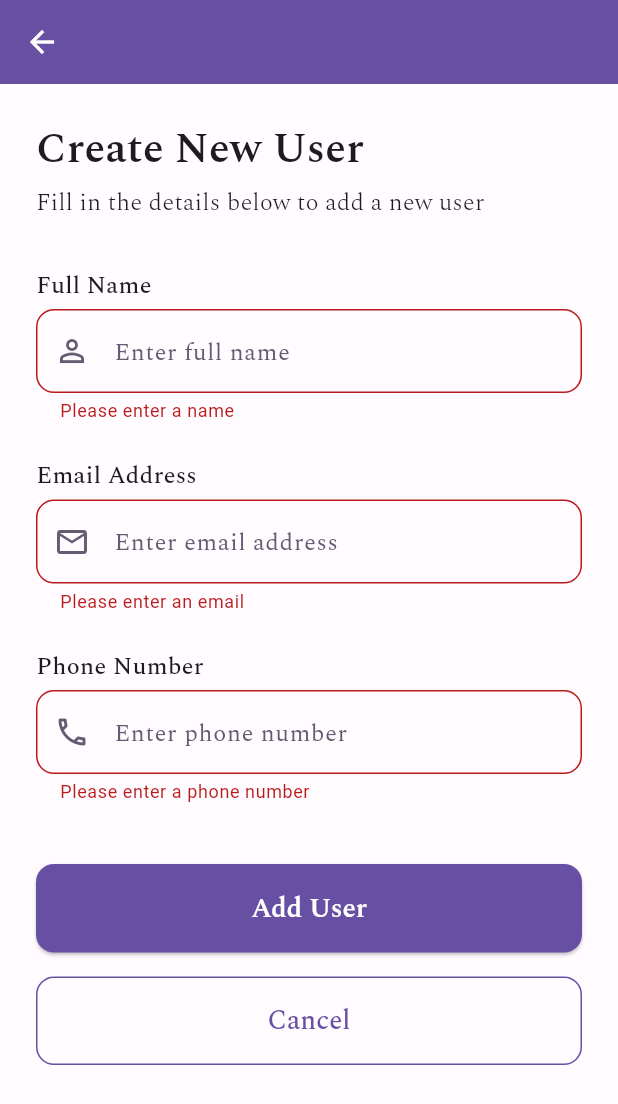
After one commit to Chloe-R-Rowley/user_app, a Flutter app: the UserFormPage screen opened directly, after a tap on "Add User", on a phone screen of 412 x 824 dp. The commit adds this screen. Shown: the top 1104 px of the screen. Run offline on Flutter 3.47's test engine with Material 3 defaults, Android fonts, the phone set to English and light mode, and no system bars.

Commit message:
user form page

```diff
--- a/lib/screens/home_page.dart
+++ b/lib/screens/home_page.dart
@@ -1,5 +1,6 @@
 import 'package:flutter/material.dart';
 import '../components/user_card.dart';
+import 'user_form_page.dart';
 
 class HomePage extends StatelessWidget {
   const HomePage({super.key});
@@ -113,6 +114,17 @@ class HomePage extends StatelessWidget {
 
     return Scaffold(
       backgroundColor: colorScheme.surface,
+      floatingActionButton: FloatingActionButton(
+        onPressed: () {
+          Navigator.push(
+            context,
+            MaterialPageRoute(builder: (context) => const UserFormPage()),
+          );
+        },
+        backgroundColor: colorScheme.primary,
+        foregroundColor: colorScheme.onPrimary,
+        child: const Icon(Icons.add),
+      ),
       body: SafeArea(
         child: Padding(
           padding: const EdgeInsets.all(24.0),
--- /dev/null
+++ b/lib/screens/user_form_page.dart
@@ -0,0 +1,292 @@
+import 'package:flutter/material.dart';
+
+class UserFormPage extends StatefulWidget {
+  const UserFormPage({super.key});
+
+  @override
+  State<UserFormPage> createState() => _UserFormPageState();
+}
+
+class _UserFormPageState extends State<UserFormPage> {
+  final _formKey = GlobalKey<FormState>();
+  final _nameController = TextEditingController();
+  final _emailController = TextEditingController();
+  final _phoneController = TextEditingController();
+
+  @override
+  void dispose() {
+    _nameController.dispose();
+    _emailController.dispose();
+    _phoneController.dispose();
+    super.dispose();
+  }
+
+  void _submitForm() {
+    if (_formKey.currentState!.validate()) {
+      final userData = {
+        'name': _nameController.text,
+        'email': _emailController.text,
+        'phone': _phoneController.text,
+      };
+
+      ScaffoldMessenger.of(context).showSnackBar(
+        SnackBar(
+          content: Text(
+            'User ${userData['name']} added successfully!',
+            style: TextStyle(
+              color: Theme.of(context).colorScheme.onPrimary,
+              fontFamily: 'Spectral',
+              fontWeight: FontWeight.w500,
+            ),
+          ),
+          backgroundColor: Theme.of(context).colorScheme.primary,
+        ),
+      );
+
+      Navigator.pop(context);
+    }
+  }
+
+  @override
+  Widget build(BuildContext context) {
+    final colorScheme = Theme.of(context).colorScheme;
+
+    return Scaffold(
+      backgroundColor: colorScheme.surface,
+      appBar: AppBar(
+        backgroundColor: colorScheme.primary,
+        foregroundColor: colorScheme.onPrimary,
+        elevation: 0,
+      ),
+      body: SafeArea(
+        child: SingleChildScrollView(
+          padding: const EdgeInsets.all(24.0),
+          child: Form(
+            key: _formKey,
+            child: Column(
+              crossAxisAlignment: CrossAxisAlignment.start,
+              children: [
+                Text(
+                  'Create New User',
+                  style: TextStyle(
+                    fontSize: 28,
+                    fontWeight: FontWeight.w600,
+                    color: colorScheme.onSurface,
+                    fontFamily: 'Spectral',
+                  ),
+                ),
+
+                const SizedBox(height: 4),
+
+                Text(
+                  'Fill in the details below to add a new user',
+                  style: TextStyle(
+                    fontSize: 16,
+                    color: colorScheme.onSurface,
+                    fontFamily: 'Spectral',
+                    fontWeight: FontWeight.w300,
+                  ),
+                ),
+                const SizedBox(height: 32),
+
+                Text(
+                  'Full Name',
+                  style: TextStyle(
+                    fontSize: 16,
+                    fontWeight: FontWeight.w500,
+                    color: colorScheme.onSurface,
+                    fontFamily: 'Spectral',
+                  ),
+                ),
+
+                const SizedBox(height: 4),
+
+                TextFormField(
+                  controller: _nameController,
+                  decoration: InputDecoration(
+                    hintText: 'Enter full name',
+                    hintStyle: TextStyle(
+                      color: colorScheme.secondary,
+                      fontFamily: 'Spectral',
+                      fontSize: 16,
+                    ),
+                    prefixIcon: Icon(
+                      Icons.person_outline,
+                      color: colorScheme.secondary,
+                    ),
+                    border: OutlineInputBorder(
+                      borderRadius: BorderRadius.circular(12),
+                    ),
+                    focusedBorder: OutlineInputBorder(
+                      borderRadius: BorderRadius.circular(12),
+                      borderSide: BorderSide(
+                        color: colorScheme.primary,
+                        width: 2,
+                      ),
+                    ),
+                  ),
+                  validator: (value) {
+                    if (value == null || value.isEmpty) {
+                      return 'Please enter a name';
+                    }
+                    if (value.length < 2) {
+                      return 'Name must be at least 2 characters';
+                    }
+                    return null;
+                  },
+                ),
+
+                const SizedBox(height: 24),
+
+                Text(
+                  'Email Address',
+                  style: TextStyle(
+                    fontSize: 16,
+                    fontWeight: FontWeight.w500,
+                    color: colorScheme.onSurface,
+                    fontFamily: 'Spectral',
+                  ),
+                ),
+
+                const SizedBox(height: 4),
+
+                TextFormField(
+                  controller: _emailController,
+                  keyboardType: TextInputType.emailAddress,
+                  decoration: InputDecoration(
+                    hintText: 'Enter email address',
+                    hintStyle: TextStyle(
+                      color: colorScheme.secondary,
+                      fontFamily: 'Spectral',
+                      fontSize: 16,
+                    ),
+                    prefixIcon: Icon(
+                      Icons.email_outlined,
+                      color: colorScheme.secondary,
+                    ),
+                    border: OutlineInputBorder(
+                      borderRadius: BorderRadius.circular(12),
+                    ),
+                    focusedBorder: OutlineInputBorder(
+                      borderRadius: BorderRadius.circular(12),
+                      borderSide: BorderSide(
+                        color: colorScheme.primary,
+                        width: 2,
+                      ),
+                    ),
+                  ),
+                  validator: (value) {
+                    if (value == null || value.isEmpty) {
+                      return 'Please enter an email';
+                    }
+                    if (!RegExp(
+                      r'^[\w-\.]+@([\w-]+\.)+[\w-]{2,4}$',
+                    ).hasMatch(value)) {
+                      return 'Please enter a valid email';
+                    }
+                    return null;
+                  },
+                ),
+
+                const SizedBox(height: 24),
+
+                Text(
+                  'Phone Number',
+                  style: TextStyle(
+                    fontSize: 16,
+                    fontWeight: FontWeight.w500,
+                    color: colorScheme.onSurface,
+                    fontFamily: 'Spectral',
+                  ),
+                ),
+
+                const SizedBox(height: 4),
+
+                TextFormField(
+                  controller: _phoneController,
+                  keyboardType: TextInputType.phone,
+                  decoration: InputDecoration(
+                    hintText: 'Enter phone number',
+                    hintStyle: TextStyle(
+                      color: colorScheme.secondary,
+                      fontFamily: 'Spectral',
+                      fontSize: 16,
+                    ),
+                    prefixIcon: Icon(
+                      Icons.phone_outlined,
+                      color: colorScheme.secondary,
+                    ),
+                    border: OutlineInputBorder(
+                      borderRadius: BorderRadius.circular(12),
+                    ),
+                    focusedBorder: OutlineInputBorder(
+                      borderRadius: BorderRadius.circular(12),
+                      borderSide: BorderSide(
+                        color: colorScheme.primary,
+                        width: 2,
+                      ),
+                    ),
+                  ),
+                  validator: (value) {
+                    if (value == null || value.isEmpty) {
+                      return 'Please enter a phone number';
+                    }
+                    if (value.length < 10) {
+                      return 'Phone number must be at least 10 digits';
+                    }
+                    return null;
+                  },
+                ),
+                const SizedBox(height: 40),
+
+                SizedBox(
+                  width: double.infinity,
+                  child: ElevatedButton(
+                    onPressed: _submitForm,
+                    style: ElevatedButton.styleFrom(
+                      backgroundColor: colorScheme.primary,
+                      foregroundColor: colorScheme.onPrimary,
+                      padding: const EdgeInsets.symmetric(vertical: 16),
+                      shape: RoundedRectangleBorder(
+                        borderRadius: BorderRadius.circular(12),
+                      ),
+                      textStyle: TextStyle(
+                        fontSize: 18,
+                        fontWeight: FontWeight.w600,
+                        fontFamily: 'Spectral',
+                      ),
+                    ),
+                    child: const Text('Add User'),
+                  ),
+                ),
+
+                const SizedBox(height: 16),
+
+                SizedBox(
+                  width: double.infinity,
+                  child: OutlinedButton(
+                    onPressed: () => Navigator.pop(context),
+                    style: OutlinedButton.styleFrom(
+                      foregroundColor: colorScheme.primary,
+                      side: BorderSide(color: colorScheme.primary),
+                      padding: const EdgeInsets.symmetric(vertical: 16),
+                      shape: RoundedRectangleBorder(
+                        borderRadius: BorderRadius.circular(12),
+                      ),
+                      textStyle: TextStyle(
+                        fontSize: 18,
+                        fontWeight: FontWeight.w500,
+                        fontFamily: 'Spectral',
+                      ),
+                    ),
+                    child: const Text('Cancel'),
+                  ),
+                ),
+              ],
+            ),
+          ),
+        ),
+      ),
+    );
+  }
+}
```
